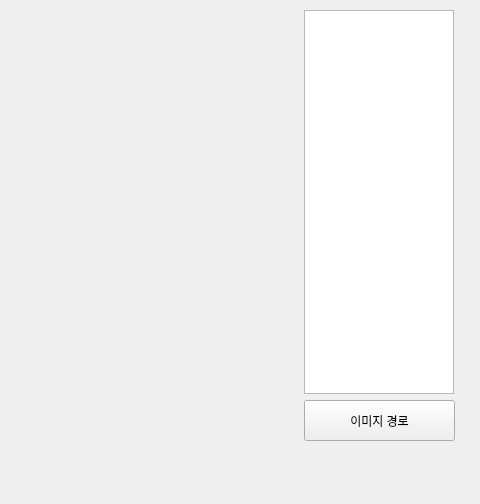
The window that model/annotation_tool/test.ui (LeeJinSoo-BIN/BINARY-ESG) describes before a commit, drawn with Qt 5; both pictures show x 756 to 1236 and y 0 to 504 of the 1236 by 912 pixel window.
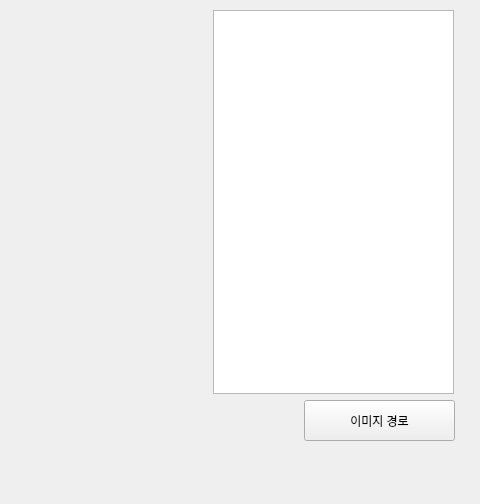
The same window after the commit.

What changed in the file:
```diff
--- a/model/annotation_tool/test.ui
+++ b/model/annotation_tool/test.ui
@@ -81,9 +81,9 @@
    <widget class="QListWidget" name="List_img">
     <property name="geometry">
      <rect>
-      <x>1060</x>
+      <x>969</x>
       <y>10</y>
-      <width>150</width>
+      <width>241</width>
       <height>384</height>
      </rect>
     </property>
```
